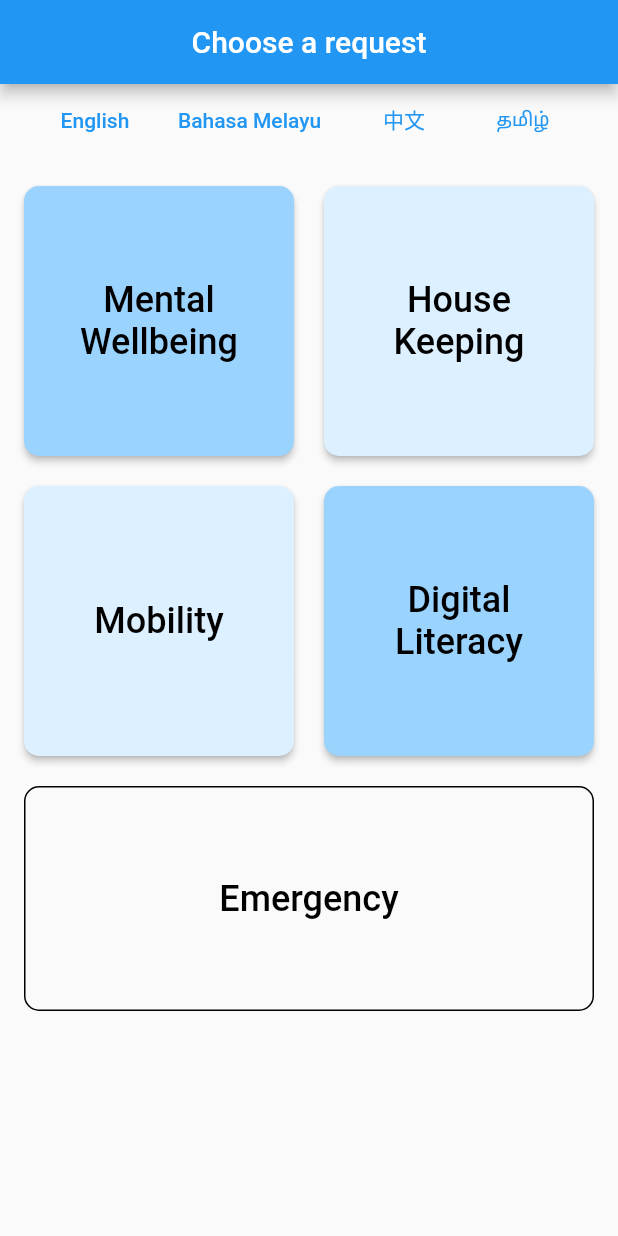
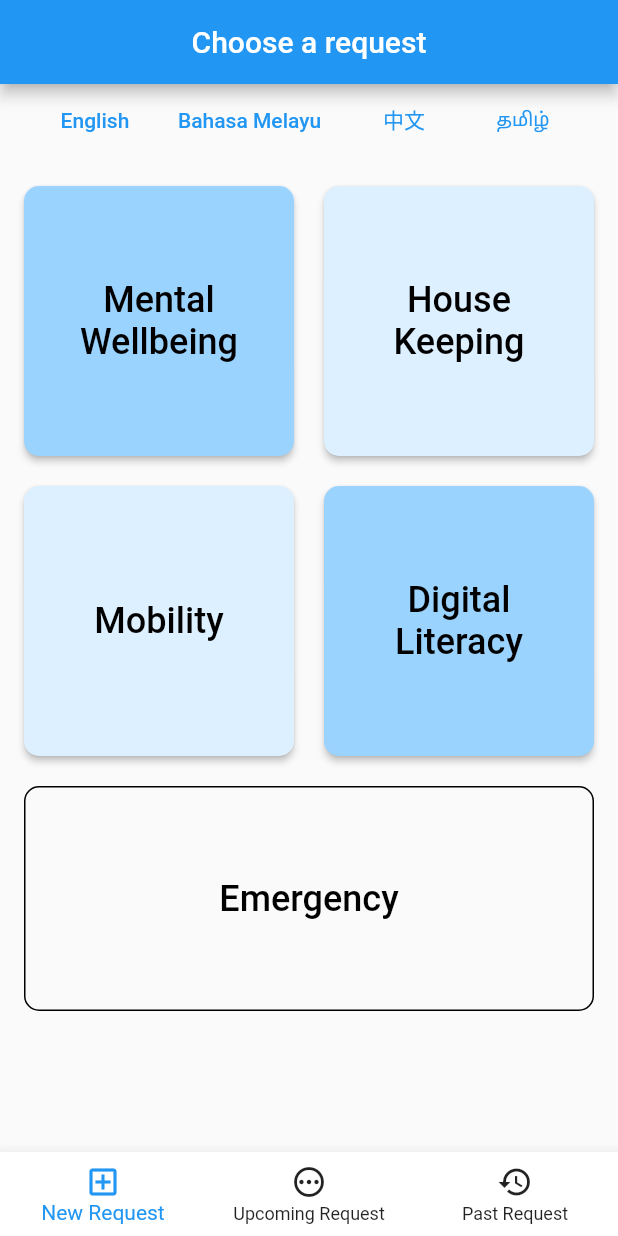
Before and after one commit to tchiong/lifehack2022, a Flutter app: the screen it shows after launch, after a tap on "Beneficiary", on a phone screen of 412 x 824 dp. Run offline on Flutter 3.47's test engine with Material 2 defaults, Android fonts, the phone set to English and light mode, and no system bars; our stand-ins replace firebase_core, firebase_database; accounts and stored records are empty.

Commit message:
Create bottom nav bar

```diff
--- a/kindness_network/lib/authentication_screens/welcome.dart
+++ b/kindness_network/lib/authentication_screens/welcome.dart
@@ -1,5 +1,6 @@
 import 'package:flutter/material.dart';
-import 'package:kindness_network/beneficiary_screen/beneficiary_screen.dart';
+import 'package:kindness_network/beneficiary_screen/beneficiary_create_request_screen.dart';
+import 'package:kindness_network/beneficiary_screen/beneficiary_main.dart';
 import 'package:kindness_network/common/constants.dart';
 import 'package:kindness_network/common/widgets/language_selector.dart';
 
@@ -13,7 +14,7 @@ class WelcomeScreen extends StatefulWidget {
 
 class _WelcomeScreenState extends State<WelcomeScreen> {
   void navigateToBeneficiaryScreen() {
-    Navigator.pushNamedAndRemoveUntil(context, BeneficiaryScreen.routeName, (_) => false);
+    Navigator.pushNamedAndRemoveUntil(context, BeneficiaryMainScreen.routeName, (_) => false);
   }
 
 
--- a/kindness_network/lib/beneficiary_screen/beneficiary_screen.dart
+++ b/kindness_network/lib/beneficiary_screen/beneficiary_create_request_screen.dart
@@ -6,15 +6,14 @@ import 'package:kindness_network/common/widgets/language_selector.dart';
 import '../data/firebase.dart';
 import '../data/users.dart';
 
-class BeneficiaryScreen extends StatefulWidget {
-  static const String routeName = 'beneficiary-screen';
-  const BeneficiaryScreen({Key? key}) : super(key: key);
+class BeneficiaryCreateRequestScreen extends StatefulWidget {
+  const BeneficiaryCreateRequestScreen({Key? key}) : super(key: key);
 
   @override
-  State<BeneficiaryScreen> createState() => _BeneficiaryScreenState();
+  State<BeneficiaryCreateRequestScreen> createState() => _BeneficiaryCreateRequestScreenState();
 }
 
-class _BeneficiaryScreenState extends State<BeneficiaryScreen> {
+class _BeneficiaryCreateRequestScreenState extends State<BeneficiaryCreateRequestScreen> {
   void navigateToRequest(String requestType) {
     Navigator.pushNamed(context, BeneficiaryRequestScreen.routeName,
         arguments: requestType);
--- /dev/null
+++ b/kindness_network/lib/beneficiary_screen/beneficiary_main.dart
@@ -0,0 +1,65 @@
+import 'package:flutter/material.dart';
+import 'package:kindness_network/beneficiary_screen/beneficiary_create_request_screen.dart';
+import 'package:kindness_network/common/constants.dart';
+
+class BeneficiaryMainScreen extends StatefulWidget {
+  static const String routeName = 'beneficiary-screen';
+  const BeneficiaryMainScreen({Key? key}) : super(key: key);
+
+  @override
+  State<BeneficiaryMainScreen> createState() => _BeneficiaryMainScreenState();
+}
+
+class _BeneficiaryMainScreenState extends State<BeneficiaryMainScreen> {
+  int _page = 0;
+  final double bottomBarWidth = 42;
+  final double bottomBarBorder = 5;
+
+  List<Widget> pages = [
+    const BeneficiaryCreateRequestScreen(),
+    const Center(child: Text("View Upcoming")),
+    const Center(child: Text("View Past")),
+  ];
+
+  void updatePage(int page) {
+    setState(() {
+      _page = page;
+    });
+  }
+
+  @override
+  Widget build(BuildContext context) {
+    return Scaffold(
+      body: pages[_page],
+      bottomNavigationBar: BottomNavigationBar(
+          currentIndex: _page,
+          backgroundColor: Colors.white,
+          selectedItemColor: Colors.blue,
+          unselectedItemColor: Colors.black87,
+          items: [
+            BottomNavigationBarItem(
+                icon: SizedBox(
+                  width: bottomBarWidth,
+                  child: const Icon(Icons.add_box_outlined),
+                ),
+                label: 'New Request'),
+            BottomNavigationBarItem(
+                icon: SizedBox(
+                  width: bottomBarWidth,
+                  child: const Icon(Icons.pending_outlined),
+                ),
+                label: 'Upcoming Request'),
+            BottomNavigationBarItem(
+                icon: SizedBox(
+                  width: bottomBarWidth,
+                  child: const Icon(Icons.history),
+                ),
+                label: 'Past Request'),
+          ],
+          onTap: (int index) {
+            updatePage(index);
+          },
+        ),
+      );
+  }
+}
--- a/kindness_network/lib/router.dart
+++ b/kindness_network/lib/router.dart
@@ -1,7 +1,8 @@
 import 'package:flutter/material.dart';
 import 'package:kindness_network/authentication_screens/welcome.dart';
+import 'package:kindness_network/beneficiary_screen/beneficiary_main.dart';
 import 'package:kindness_network/beneficiary_screen/beneficiary_request_screen.dart';
-import 'package:kindness_network/beneficiary_screen/beneficiary_screen.dart';
+import 'package:kindness_network/beneficiary_screen/beneficiary_create_request_screen.dart';
 
 Route<dynamic> generateRoute(RouteSettings routeSettings) {
   switch (routeSettings.name) {
@@ -11,10 +12,10 @@ Route<dynamic> generateRoute(RouteSettings routeSettings) {
         builder: (_) => const WelcomeScreen()
       );
 
-    case BeneficiaryScreen.routeName:
+    case BeneficiaryMainScreen.routeName:
       return MaterialPageRoute(
         settings: routeSettings,
-        builder: (_) => const BeneficiaryScreen()
+        builder: (_) => const BeneficiaryMainScreen()
       );
 
     case BeneficiaryRequestScreen.routeName:
```
